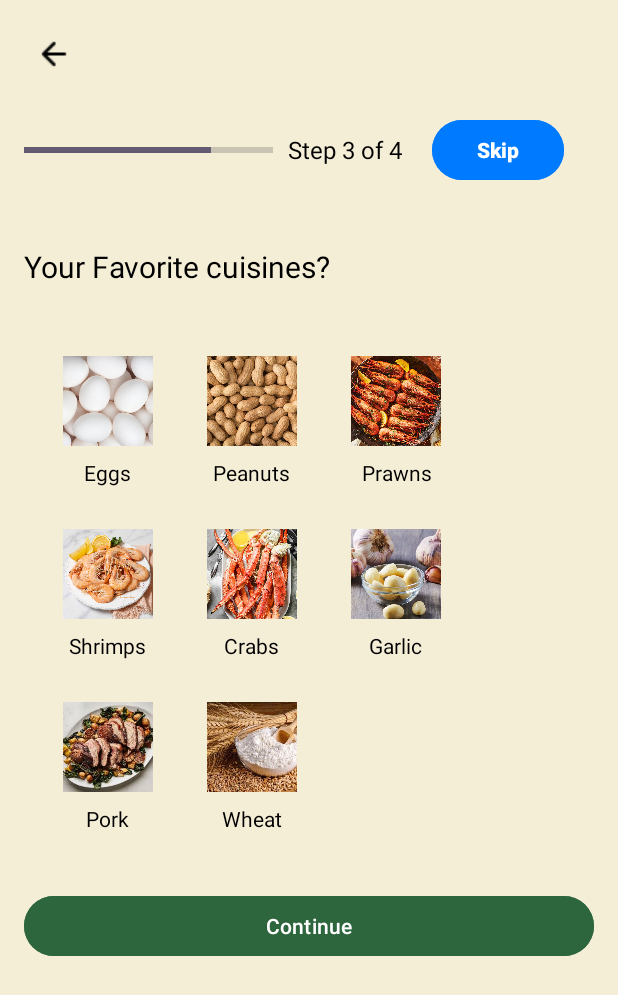
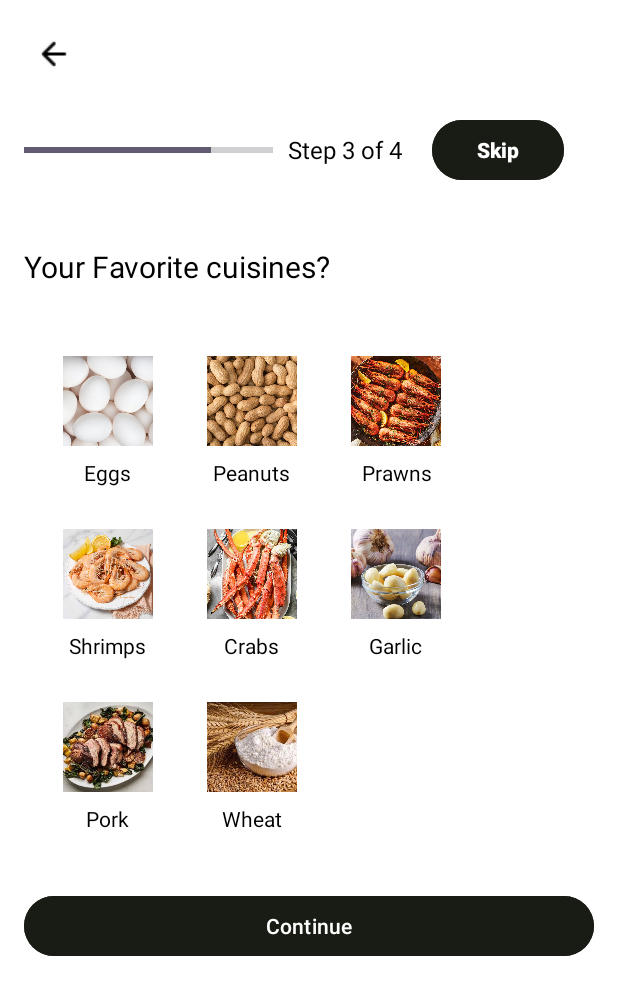
Before and after one commit to panchaliSam/Recipeez_Y2S2_MIT, an Android app: the AllergyScreen screen opened directly, with no data from a screen before it, on a phone screen of 412 x 824 dp. Shown: the top 995 px of the screen. Run offline under Robolectric (Android 15) with nearby library versions, the phone set to English and light mode, and no system bars; our stand-ins replace Firebase (no records; nobody signed in at launch, a user with empty details on screens opened directly).

Commit message:
Changes to UI

```diff
--- a/app/src/main/res/layout/activity_allergy_screen.xml
+++ b/app/src/main/res/layout/activity_allergy_screen.xml
@@ -5,7 +5,7 @@
     android:id="@+id/mainLayout"
     android:layout_width="match_parent"
     android:layout_height="match_parent"
-    android:background="#F5EED7"
+    android:background="@color/white"
     android:orientation="vertical"
     android:padding="16dp"
     tools:context=".view.activities.AllergyScreen">
@@ -15,11 +15,11 @@
         android:id="@+id/backButton"
         android:layout_width="wrap_content"
         android:layout_height="wrap_content"
+        android:layout_gravity="start"
         android:background="@null"
-        android:src="@drawable/arrowleft"
         android:contentDescription="Back"
-        android:layout_gravity="start"
-        android:padding="8dp"/>
+        android:padding="8dp"
+        android:src="@drawable/arrowleft" />
     <!-- Progress Bar for Steps -->
     <LinearLayout
         android:layout_width="match_parent"
@@ -52,10 +52,10 @@
             android:id="@+id/skipButton"
             android:layout_width="wrap_content"
             android:layout_height="wrap_content"
+            android:layout_margin="20dp"
             android:layout_marginTop="2dp"
-            android:layout_margin="20dp"
             android:layout_marginEnd="16dp"
-            android:backgroundTint="#007BFF"
+            android:backgroundTint="@color/btnActive"
             android:text="Skip"
             android:textColor="#FFFFFF"
             android:textSize="14sp"
@@ -314,7 +314,7 @@
         android:layout_width="match_parent"
         android:layout_height="wrap_content"
         android:layout_marginTop="20dp"
-        android:backgroundTint="#2D663D"
+        android:backgroundTint="@color/btnActive"
         android:text="Continue"
         android:textColor="#FFFFFF" />
 </LinearLayout>
--- a/app/src/main/res/layout/splash_screen.xml
+++ b/app/src/main/res/layout/splash_screen.xml
@@ -27,7 +27,7 @@
         android:layout_height="wrap_content"
         android:layout_marginBottom="204dp"
         android:text="@string/app_name"
-        android:textColor="@color/white"
+        android:textColor="@color/black"
         android:textSize="32sp"
         android:textStyle="bold"
         app:layout_constraintBottom_toBottomOf="parent"
--- a/app/src/main/res/values-night/themes.xml
+++ b/app/src/main/res/values-night/themes.xml
@@ -3,7 +3,7 @@
     <style name="Base.Theme.Recipeez" parent="Theme.Material3.DayNight.NoActionBar">
         <!-- Customize your dark theme here. -->
         <!-- Add status bar color -->
-        <item name="android:statusBarColor">@color/splashScreen</item>
+        <item name="android:statusBarColor">@color/statusBar</item>
 
         <!-- Optional: Ensure icons are light on dark status bar -->
         <item name="android:windowLightStatusBar">false</item> <!-- For dark icons on light background, set this to true -->
--- a/app/src/main/res/values/colors.xml
+++ b/app/src/main/res/values/colors.xml
@@ -5,5 +5,6 @@
     <color name="green">#2F5233</color>
     <color name="btnActive">#181C14</color>
     <color name="hintColor">#757575</color>
-    <color name="splashScreen">#0C2D1C</color>
+    <color name="splashScreen">#F5EED7</color>
+    <color name="statusBar">#0C2D1C</color>
 </resources>
```
Also changed, not shown: app/src/main/java/com/example/recipeez/view/activities/LoginScreen.kt (+15 -8 lines), app/src/main/java/com/example/recipeez/view/activities/RegisterAccount.kt (+11 -5 lines), app/src/main/res/layout/activity_login_screen.xml (+9 -16 lines), app/src/main/res/layout/activity_register_account.xml (+3 -9 lines), app/src/main/res/layout/activity_veg_screen.xml (+4 -4 lines).
